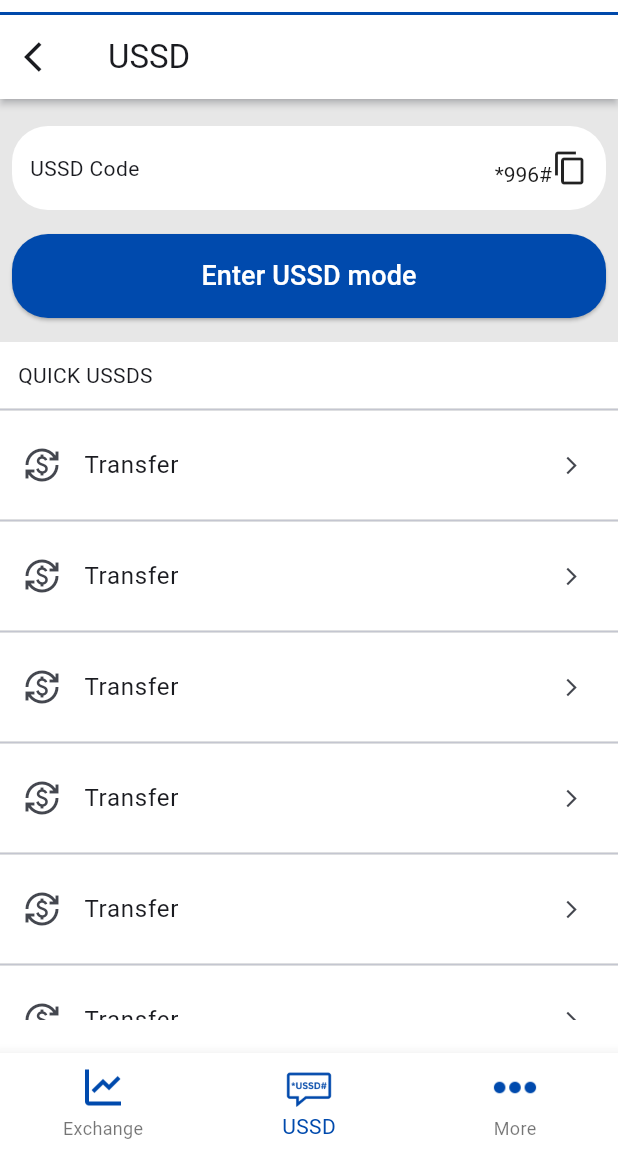
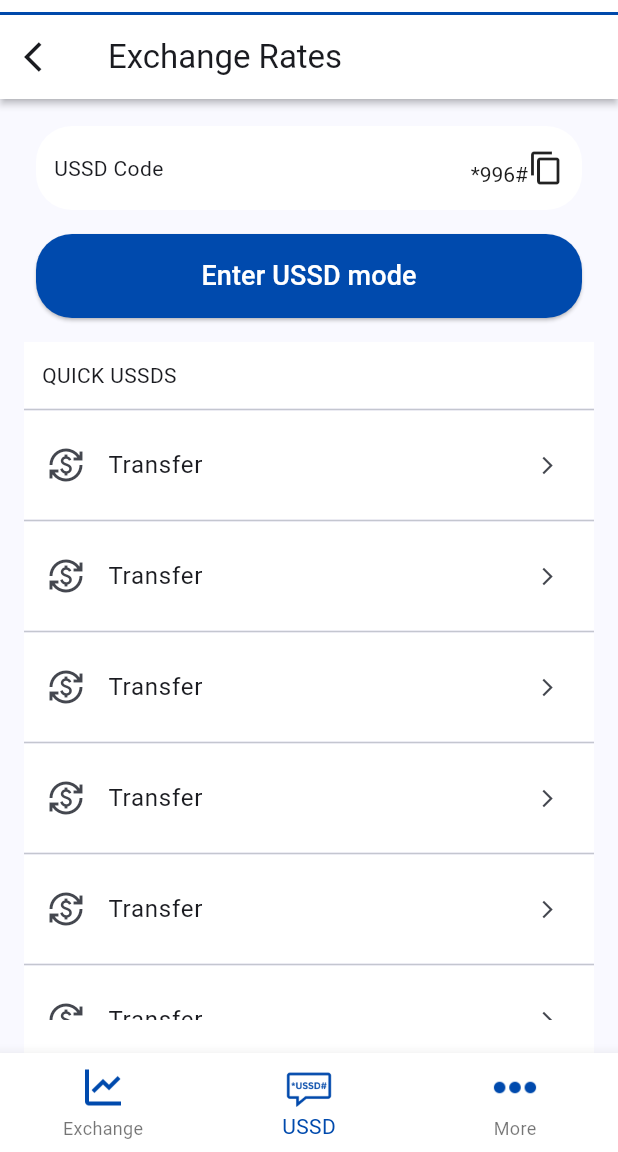
Before and after one commit to fikireab-m/amole-lite-clone, a Flutter app: the screen it shows after launch, item 2 of the bottom bar chosen, on a phone screen of 412 x 824 dp, the part 84-1236 px from its top. Run offline on Flutter 3.47's test engine with Material 3 defaults, Android fonts, the phone set to English and light mode, and no system bars; missing offline and left inert: country_flags.

Commit message:
further refactor

```diff
--- a/lib/screens/ussd/ussd.dart
+++ b/lib/screens/ussd/ussd.dart
@@ -1,4 +1,5 @@
 import 'package:amole_lite/constants/const_colors.dart';
+import 'package:amole_lite/screens/Layout/layout.dart';
 import 'package:amole_lite/screens/ussd/widgets/ussd_tile.dart';
 import 'package:amole_lite/screens/widgets/appbar.dart';
 import 'package:amole_lite/screens/widgets/common_btn.dart';
@@ -10,18 +11,8 @@ class USSD extends StatelessWidget {
   @override
   Widget build(BuildContext context) {
     final sc = MediaQuery.of(context).size;
-    return SafeArea(
-      child: Scaffold(
-        backgroundColor: ColorConst.lightGrayBackground,
-        body: Stack(
-          children: [
-            Padding(
-              padding: const EdgeInsets.only(top: 116.0),
-              child: SingleChildScrollView(
-                child: Column(
-                  crossAxisAlignment: CrossAxisAlignment.start,
-                  children: [
-                    SizedBox(
+    return PageLayout(
+      child: SizedBox(
         height: sc.height - 200,
         child: Padding(
           padding: const EdgeInsets.only(top: 16.0, bottom: 4.0),
@@ -30,33 +21,28 @@ class USSD extends StatelessWidget {
             itemBuilder: (context, i) {
               return i == 0
                   ? Column(
-                                    crossAxisAlignment:
-                                        CrossAxisAlignment.start,
+                      crossAxisAlignment: CrossAxisAlignment.start,
                       children: [
                         Container(
-                                        margin: const EdgeInsets.fromLTRB(
-                                            8.0, 8.0, 8.0, 16.0),
+                          margin:
+                              const EdgeInsets.fromLTRB(8.0, 8.0, 8.0, 16.0),
                           padding: const EdgeInsets.symmetric(
                             horizontal: 12.0,
                             vertical: 16.0,
                           ),
                           decoration: BoxDecoration(
-                                            borderRadius:
-                                                BorderRadius.circular(24.0),
+                              borderRadius: BorderRadius.circular(24.0),
                               color: ColorConst.lightBackground),
                           child: Row(
-                                          mainAxisAlignment:
-                                              MainAxisAlignment.spaceBetween,
-                                          crossAxisAlignment:
-                                              CrossAxisAlignment.center,
+                            mainAxisAlignment: MainAxisAlignment.spaceBetween,
+                            crossAxisAlignment: CrossAxisAlignment.center,
                             children: [
                               const Text('USSD Code'),
                               GestureDetector(
                                 child: RichText(
                                   text: const TextSpan(
                                     style: TextStyle(
-                                                    color: ColorConst
-                                                        .darkTextColor,
+                                      color: ColorConst.darkTextColor,
                                     ),
                                     children: [
                                       TextSpan(text: '*996#'),
@@ -86,8 +72,7 @@ class USSD extends StatelessWidget {
                         Container(
                           padding: const EdgeInsets.all(12.0),
                           width: double.infinity,
-                                        margin:
-                                            const EdgeInsets.only(top: 16.0),
+                          margin: const EdgeInsets.only(top: 16.0),
                           color: ColorConst.lightBackground,
                           child: const Text('QUICK USSDS'),
                         )
@@ -102,35 +87,6 @@ class USSD extends StatelessWidget {
           ),
         ),
       ),
-                  ],
-                ),
-              ),
-            ),
-            Column(
-              children: [
-                const SizedBox(height: 64.0, child: AmoleAppBar()),
-                const Divider(
-                  height: 2,
-                  thickness: 2.0,
-                  color: ColorConst.primaryColor,
-                  indent: 0,
-                ),
-                AppBar(
-                  backgroundColor: ColorConst.lightBackground,
-                  surfaceTintColor: ColorConst.lightBackground,
-                  shadowColor: ColorConst.lightBlueGrayBackground,
-                  elevation: 2.0,
-                  leading: GestureDetector(
-                    onTap: () {},
-                    child: const Icon(Icons.arrow_back_ios),
-                  ),
-                  title: const Text('USSD'),
-                ),
-              ],
-            )
-          ],
-        ),
-      ),
     );
   }
 }
```
Lines whose indentation alone changed are shown as unchanged.
